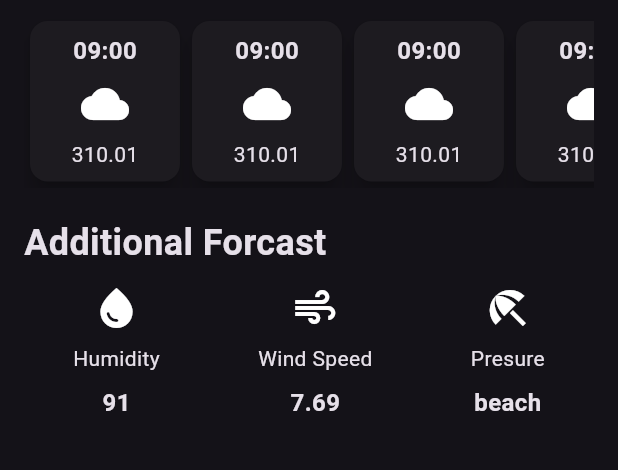
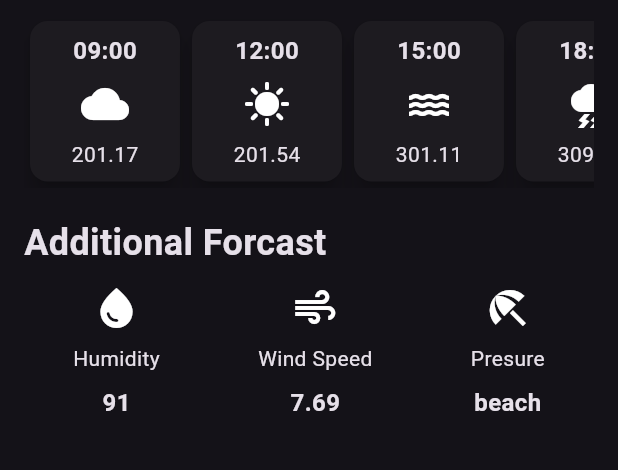
Before and after one commit to Chukwujekwu1/weather_app, a Flutter app: the screen it shows after launch, on a phone screen of 412 x 824 dp, the part 498-968 px from its top. Run offline on Flutter 3.47's test engine with Material 2 defaults, Android fonts, the phone set to English and light mode, and no system bars.

Commit message:
understanding the use of rquired and how to pass value

```diff
--- a/lib/hourly_forcast_item.dart
+++ b/lib/hourly_forcast_item.dart
@@ -1,7 +1,15 @@
 import 'package:flutter/material.dart';
 
 class HourlyForcastItem extends StatelessWidget {
-  const HourlyForcastItem({super.key});
+  final String time;
+  final String value;
+  final IconData icon;
+  const HourlyForcastItem({
+    super.key,
+    required this.time,
+    required this.value,
+    required this.icon
+  });
 
   @override
   Widget build(BuildContext context) {
@@ -15,26 +23,28 @@ class HourlyForcastItem extends StatelessWidget {
             18,
           ),
         ),
-        child: const Column(
+        child: Column(
           children: [
             Text(
-              "09:00",
-              style: TextStyle(
+              time,
+              style: const TextStyle(
                 fontSize: 16,
                 fontWeight: FontWeight.bold,
               ),
             ),
-            SizedBox(
+            const SizedBox(
               height: 8,
             ),
-            Icon(
-              Icons.cloud,
+           Icon(
+              icon,
               size: 32,
             ),
-            SizedBox(
+            const SizedBox(
               height: 8,
             ),
-            Text("310.01")
+            Text(
+              value,
+            )
           ],
         ),
       ),
--- a/lib/weather_screen.dart
+++ b/lib/weather_screen.dart
@@ -98,11 +98,31 @@ class WeatherScreen extends StatelessWidget {
               scrollDirection: Axis.horizontal,
               child: Row(
                 children: [
-                  HourlyForcastItem(),
-                  HourlyForcastItem(),
-                  HourlyForcastItem(),
-                  HourlyForcastItem(),
-                  HourlyForcastItem(),
+                  HourlyForcastItem(
+                    time: "09:00",
+                    value: "201.17",
+                    icon: Icons.cloud,
+                  ),
+                  HourlyForcastItem(
+                    time: "12:00",
+                    value: "201.54",
+                    icon: Icons.sunny,
+                  ),
+                  HourlyForcastItem(
+                    time: "15:00",
+                    value: "301.11",
+                    icon: Icons.water,
+                  ),
+                  HourlyForcastItem(
+                    time: "18:00",
+                    value: "309.78",
+                    icon: Icons.thunderstorm,
+                  ),
+                  HourlyForcastItem(
+                    time: "21:00",
+                    value: "403.45",
+                    icon: Icons.tornado,
+                  ),
                 ],
               ),
             ),
@@ -118,7 +138,7 @@ class WeatherScreen extends StatelessWidget {
               ),
             ),
             const SizedBox(height: 10),
-           const Row(
+            const Row(
               mainAxisAlignment: MainAxisAlignment.spaceAround,
               children: [
                 AdditionalInfoItem(
@@ -134,7 +154,7 @@ class WeatherScreen extends StatelessWidget {
                 AdditionalInfoItem(
                   icon: Icons.beach_access,
                   label: "Presure",
-                  value:"beach" ,
+                  value: "beach",
                 ),
               ],
             )
```
